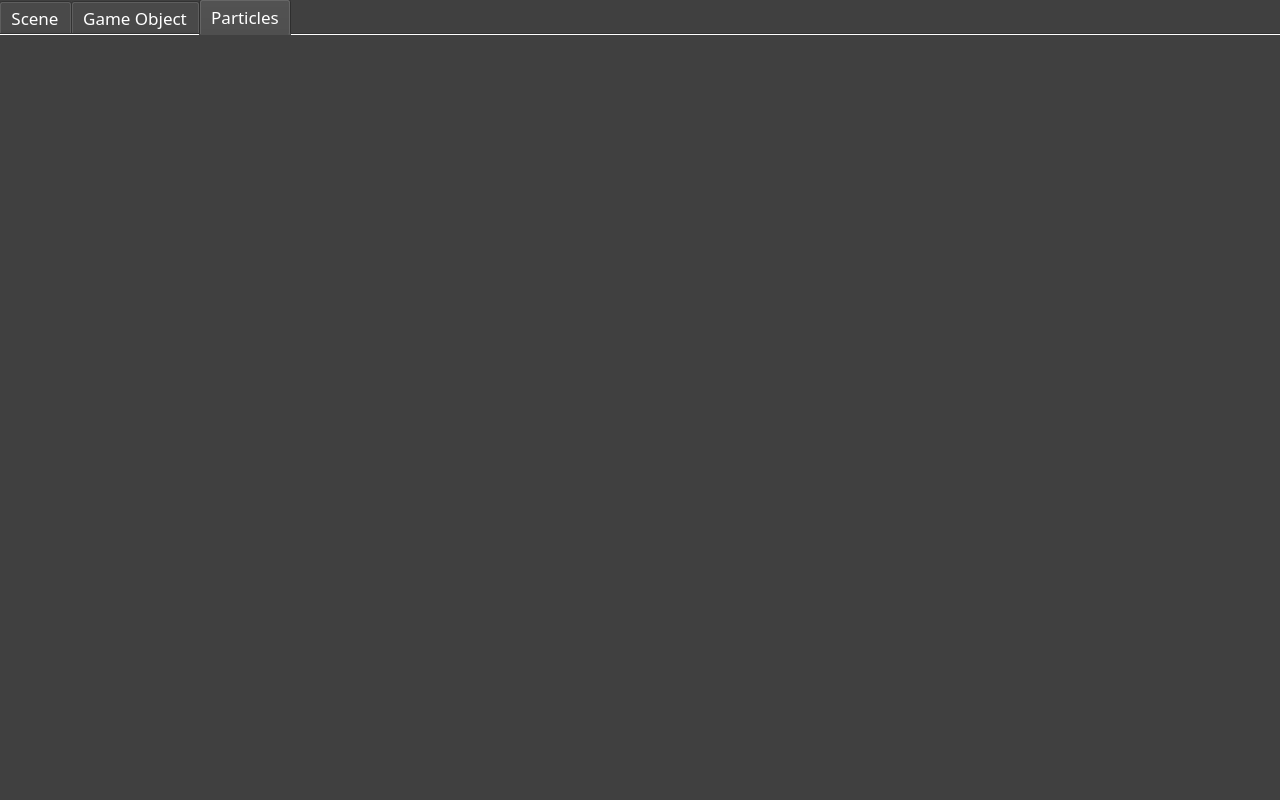
Before: the Qt Designer form ie3D-EMap/Forms/CMainWindow.ui in codeoneclick/ie3D, drawn with Qt 5.
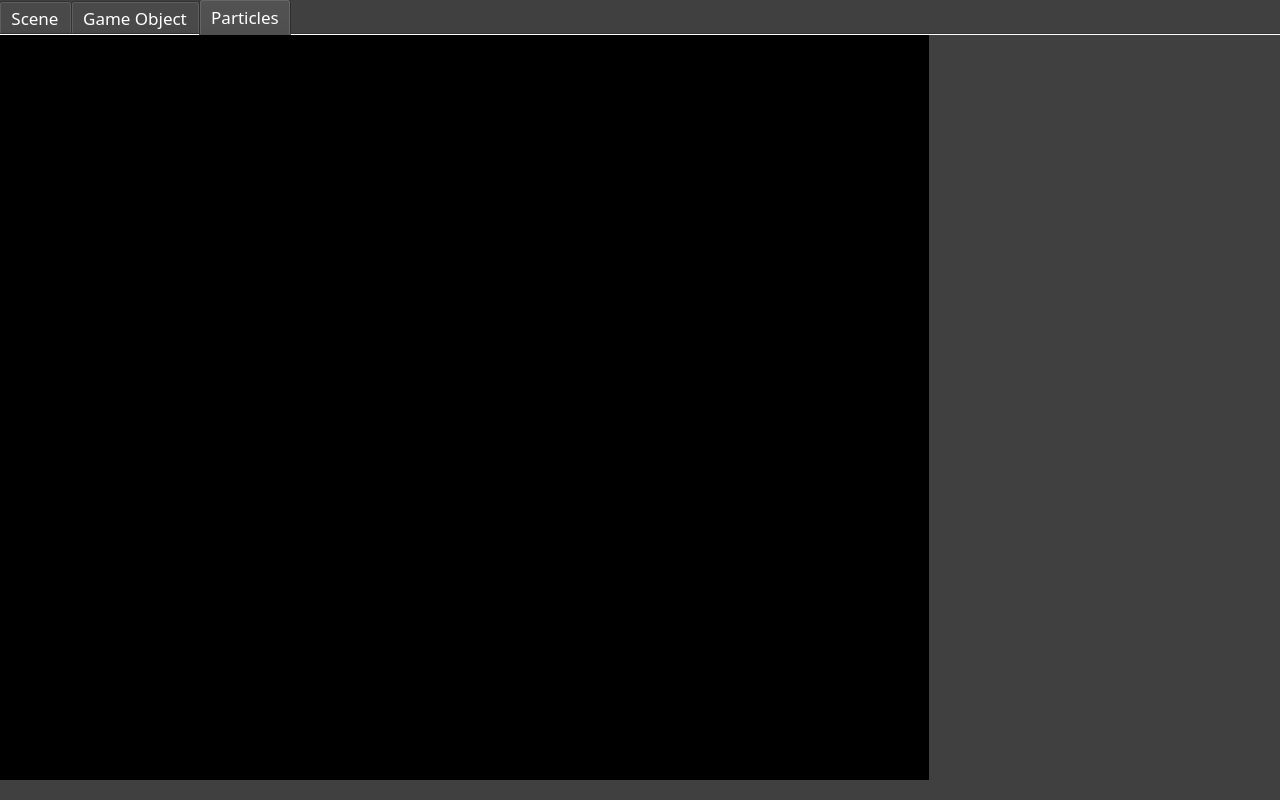
After: the same form once the commit is applied.

Commit message: started work on particles editor

Patch:
```diff
--- a/ie3D-EMap/Forms/CMainWindow.ui
+++ b/ie3D-EMap/Forms/CMainWindow.ui
@@ -1856,6 +1856,22 @@
      <attribute name="title">
       <string>Particles</string>
      </attribute>
+     <widget class="QWidget" name="m_particlesGLWindow" native="true">
+      <property name="enabled">
+       <bool>true</bool>
+      </property>
+      <property name="geometry">
+       <rect>
+        <x>0</x>
+        <y>0</y>
+        <width>930</width>
+        <height>756</height>
+       </rect>
+      </property>
+      <property name="styleSheet">
+       <string notr="true">background-color: rgb(0, 0, 0);</string>
+      </property>
+     </widget>
     </widget>
    </widget>
   </widget>
```
The commit also changes 19 other files.
